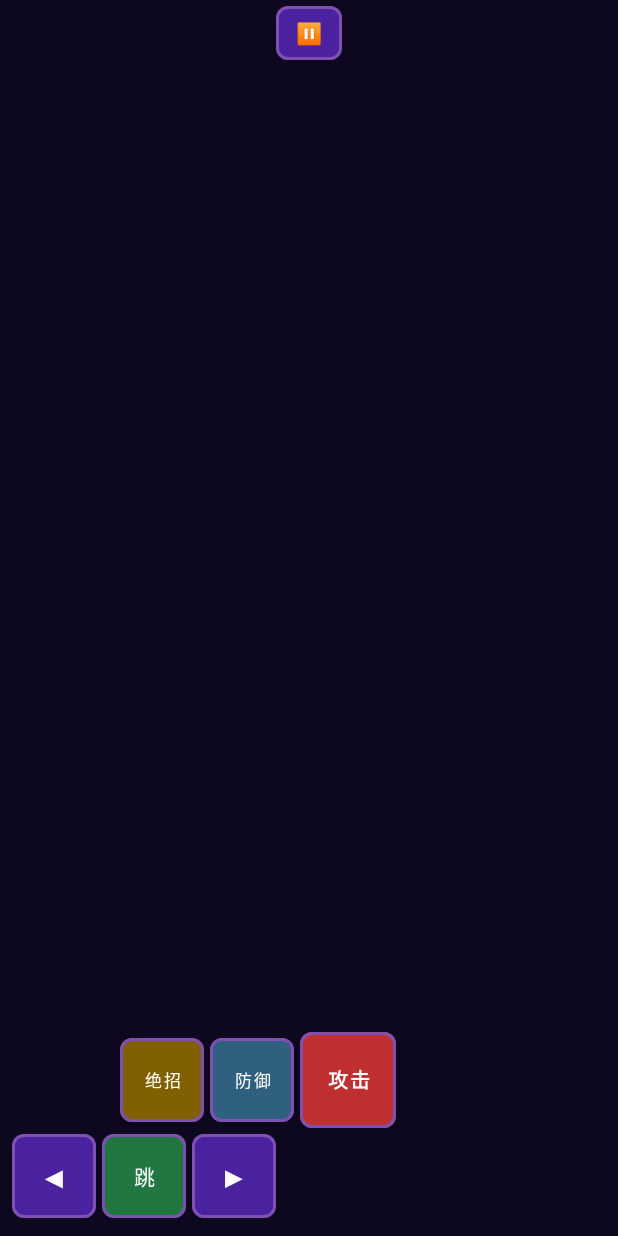
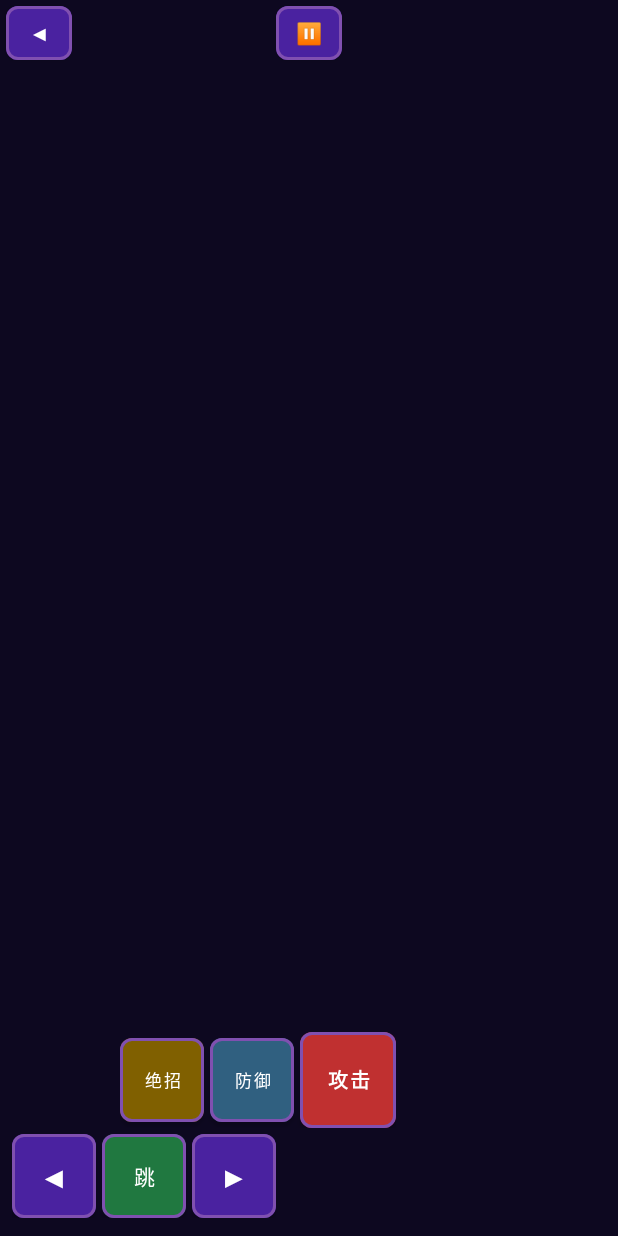
Before and after one commit to suhe2018/DiyouGames, an Android app: the layout activity_game.xml on its own in the app's theme, with its tools: preview values and no code run, on a phone screen of 412 x 824 dp. Run offline under Robolectric (Android 15) with nearby library versions, the phone set to English and light mode, and no system bars.

Commit message:
Fix character jumping off screen; add back button
- Add ARENA_TOP_BOUND (32 vp) and ceiling clamp in Fighter.updatePhysics
  so characters can't jump above the top of the virtual screen
- Tighten horizontal bounds (50–430) to prevent sprite from clipping
  screen edges on knockback
- Add back button (◀) top-left in activity_game.xml
- Back button pauses game and shows confirmation dialog before exiting

https://claude.ai/code/session_01NYN2nNc2cMohBtYmQPN47E

```diff
--- a/app/src/main/res/layout/activity_game.xml
+++ b/app/src/main/res/layout/activity_game.xml
@@ -174,6 +174,18 @@
 
     </LinearLayout>
 
+    <!-- Back button (top-left) -->
+    <com.google.android.material.button.MaterialButton
+        android:id="@+id/btnBack"
+        style="@style/Widget.DiyouGames.CombatButton"
+        android:layout_width="44dp"
+        android:layout_height="36dp"
+        android:text="◀"
+        android:textSize="14sp"
+        android:layout_gravity="top|start"
+        android:layout_marginTop="4dp"
+        android:layout_marginStart="4dp" />
+
     <!-- Pause button (top center) -->
     <com.google.android.material.button.MaterialButton
         android:id="@+id/btnPause"
```
Also changed, not shown: app/src/main/kotlin/com/diyou/games/game/Fighter.kt (+7 -1 lines), app/src/main/kotlin/com/diyou/games/game/GameConfig.kt (+4 -3 lines), app/src/main/kotlin/com/diyou/games/ui/GameActivity.kt (+18 -0 lines).
